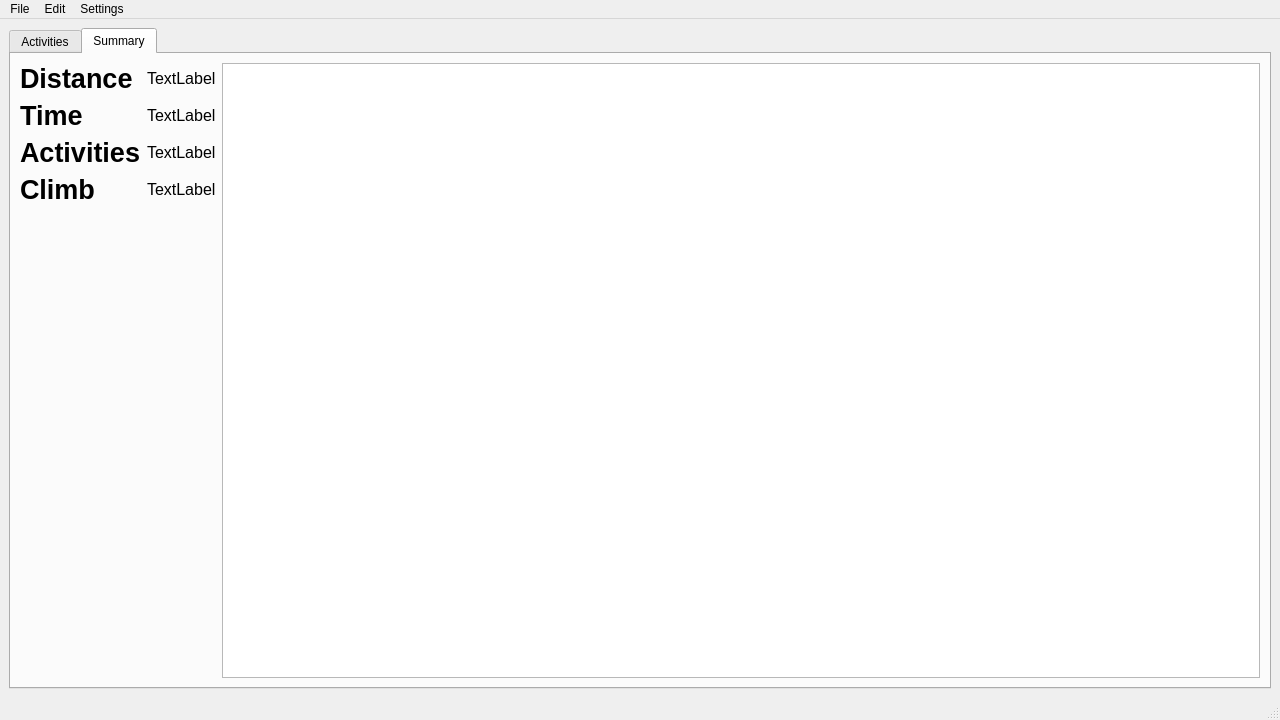
First picture: the form in main.ui, repository TomFryers/activate, before the edit.
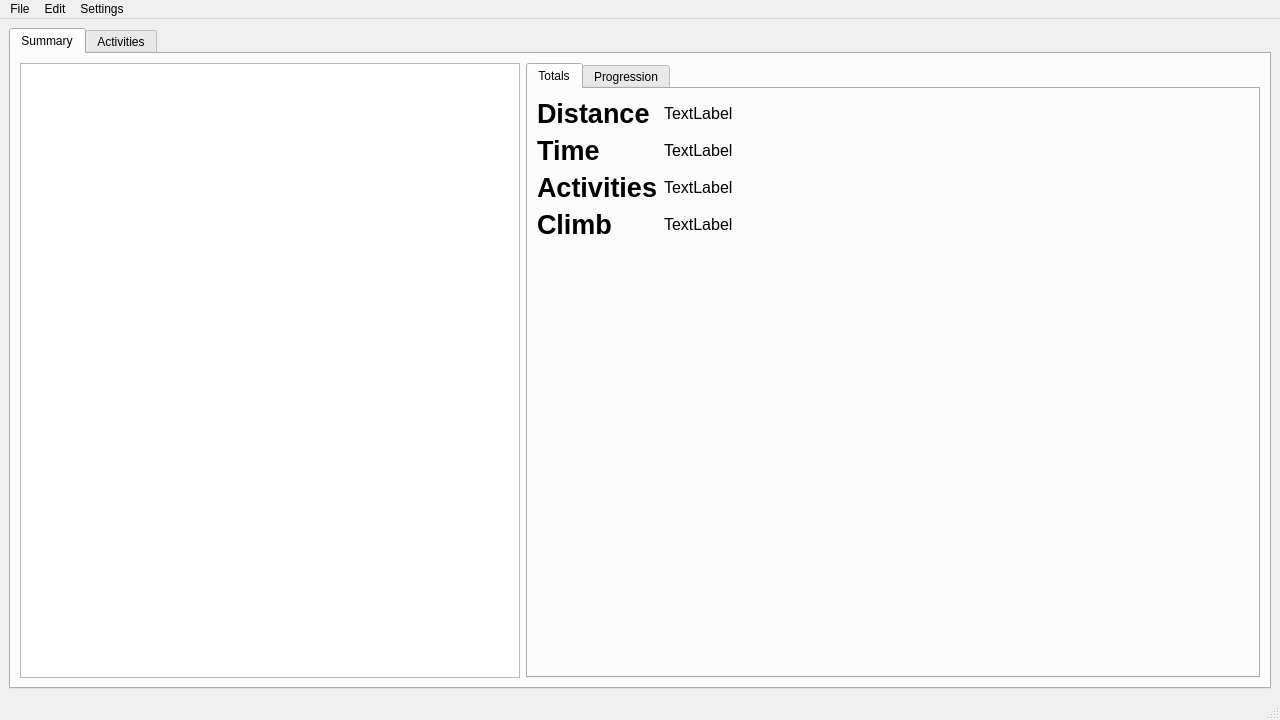
Second picture: the form after the edit. The open tabs and pages were chosen to show the change. Custom widgets are drawn as their Qt base class.

What changed in the file:
```diff
--- a/main.ui
+++ b/main.ui
@@ -20,6 +20,151 @@
       <property name="currentIndex">
        <number>0</number>
       </property>
+      <widget class="QWidget" name="summary_tab">
+       <attribute name="title">
+        <string>Summary</string>
+       </attribute>
+       <layout class="QHBoxLayout" name="horizontalLayout_5">
+        <item>
+         <widget class="QListWidget" name="activity_types_list">
+          <property name="maximumSize">
+           <size>
+            <width>500</width>
+            <height>16777215</height>
+           </size>
+          </property>
+         </widget>
+        </item>
+        <item>
+         <widget class="QTabWidget" name="summary_tabs">
+          <property name="currentIndex">
+           <number>0</number>
+          </property>
+          <widget class="QWidget" name="totals_tab">
+           <attribute name="title">
+            <string>Totals</string>
+           </attribute>
+           <layout class="QFormLayout" name="formLayout">
+            <item row="0" column="0">
+             <widget class="QLabel" name="distance_stat_label">
+              <property name="font">
+               <font>
+                <pointsize>20</pointsize>
+                <weight>75</weight>
+                <bold>true</bold>
+               </font>
+              </property>
+              <property name="text">
+               <string>Distance</string>
+              </property>
+             </widget>
+            </item>
+            <item row="0" column="1">
+             <widget class="QLabel" name="total_distance_label">
+              <property name="font">
+               <font>
+                <pointsize>12</pointsize>
+               </font>
+              </property>
+              <property name="text">
+               <string>TextLabel</string>
+              </property>
+             </widget>
+            </item>
+            <item row="1" column="0">
+             <widget class="QLabel" name="time_stats_label">
+              <property name="font">
+               <font>
+                <pointsize>20</pointsize>
+                <weight>75</weight>
+                <bold>true</bold>
+               </font>
+              </property>
+              <property name="text">
+               <string>Time</string>
+              </property>
+             </widget>
+            </item>
+            <item row="1" column="1">
+             <widget class="QLabel" name="total_time_label">
+              <property name="font">
+               <font>
+                <pointsize>12</pointsize>
+               </font>
+              </property>
+              <property name="text">
+               <string>TextLabel</string>
+              </property>
+             </widget>
+            </item>
+            <item row="2" column="0">
+             <widget class="QLabel" name="activities_stat_label">
+              <property name="font">
+               <font>
+                <pointsize>20</pointsize>
+                <weight>75</weight>
+                <bold>true</bold>
+               </font>
+              </property>
+              <property name="text">
+               <string>Activities</string>
+              </property>
+             </widget>
+            </item>
+            <item row="2" column="1">
+             <widget class="QLabel" name="total_activities_label">
+              <property name="font">
+               <font>
+                <pointsize>12</pointsize>
+               </font>
+              </property>
+              <property name="text">
+               <string>TextLabel</string>
+              </property>
+             </widget>
+            </item>
+            <item row="3" column="0">
+             <widget class="QLabel" name="climb_stats_label">
+              <property name="font">
+               <font>
+                <pointsize>20</pointsize>
+                <weight>75</weight>
+                <bold>true</bold>
+               </font>
+              </property>
+              <property name="text">
+               <string>Climb</string>
+              </property>
+             </widget>
+            </item>
+            <item row="3" column="1">
+             <widget class="QLabel" name="total_climb_label">
+              <property name="font">
+               <font>
+                <pointsize>12</pointsize>
+               </font>
+              </property>
+              <property name="text">
+               <string>TextLabel</string>
+              </property>
+             </widget>
+            </item>
+           </layout>
+          </widget>
+          <widget class="QWidget" name="progression_tab">
+           <attribute name="title">
+            <string>Progression</string>
+           </attribute>
+           <layout class="QHBoxLayout" name="horizontalLayout_4">
+            <item>
+             <widget class="QChartView" name="progression_graph"/>
+            </item>
+           </layout>
+          </widget>
+         </widget>
+        </item>
+       </layout>
+      </widget>
       <widget class="QWidget" name="activities_tab">
        <attribute name="title">
         <string>Activities</string>
@@ -343,124 +488,6 @@
         </item>
        </layout>
       </widget>
-      <widget class="QWidget" name="summary_tab">
-       <attribute name="title">
-        <string>Summary</string>
-       </attribute>
-       <layout class="QHBoxLayout" name="horizontalLayout_5">
-        <item>
-         <layout class="QFormLayout" name="stats">
-          <item row="0" column="0">
-           <widget class="QLabel" name="distance_stat_label">
-            <property name="font">
-             <font>
-              <pointsize>20</pointsize>
-              <weight>75</weight>
-              <bold>true</bold>
-             </font>
-            </property>
-            <property name="text">
-             <string>Distance</string>
-            </property>
-           </widget>
-          </item>
-          <item row="0" column="1">
-           <widget class="QLabel" name="total_distance_label">
-            <property name="font">
-             <font>
-              <pointsize>12</pointsize>
-             </font>
-            </property>
-            <property name="text">
-             <string>TextLabel</string>
-            </property>
-           </widget>
-          </item>
-          <item row="1" column="0">
-           <widget class="QLabel" name="time_stats_label">
-            <property name="font">
-             <font>
-              <pointsize>20</pointsize>
-              <weight>75</weight>
-              <bold>true</bold>
-             </font>
-            </property>
-            <property name="text">
-             <string>Time</string>
-            </property>
-           </widget>
-          </item>
-          <item row="1" column="1">
-           <widget class="QLabel" name="total_time_label">
-            <property name="font">
-             <font>
-              <pointsize>12</pointsize>
-             </font>
-            </property>
-            <property name="text">
-             <string>TextLabel</string>
-            </property>
-           </widget>
-          </item>
-          <item row="2" column="0">
-           <widget class="QLabel" name="activities_stat_label">
-            <property name="font">
-             <font>
-              <pointsize>20</pointsize>
-              <weight>75</weight>
-              <bold>true</bold>
-             </font>
-            </property>
-            <property name="text">
-             <string>Activities</string>
-            </property>
-           </widget>
-          </item>
-          <item row="2" column="1">
-           <widget class="QLabel" name="total_activities_label">
-            <property name="font">
-             <font>
-              <pointsize>12</pointsize>
-             </font>
-            </property>
-            <property name="text">
-             <string>TextLabel</string>
-            </property>
-           </widget>
-          </item>
-          <item row="3" column="0">
-           <widget class="QLabel" name="climb_stats_label">
-            <property name="font">
-             <font>
-              <pointsize>20</pointsize>
-              <weight>75</weight>
-              <bold>true</bold>
-             </font>
-            </property>
-            <property name="text">
-             <string>Climb</string>
-            </property>
-           </widget>
-          </item>
-          <item row="3" column="1">
-           <widget class="QLabel" name="total_climb_label">
-            <property name="font">
-             <font>
-              <pointsize>12</pointsize>
-             </font>
-            </property>
-            <property name="text">
-             <string>TextLabel</string>
-            </property>
-           </widget>
-          </item>
-         </layout>
-        </item>
-        <item>
-         <widget class="QListWidget" name="activity_types_list"/>
-        </item>
-       </layout>
-      </widget>
      </widget>
     </item>
    </layout>
```
Left out of the diff: 83 changed lines with no effect on the pictures.
